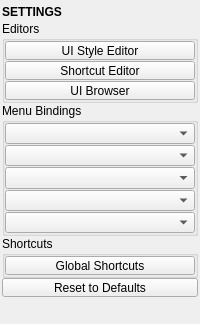
Before: the Qt Designer form tentacle/ui/settings.ui in m3trik/tentacle, drawn with Qt 5.
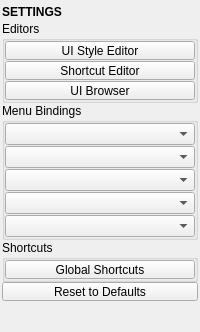
After: the same form once the commit is applied. Custom widgets are drawn as their Qt base class.

What changed in the file:
```diff
--- a/tentacle/ui/settings.ui
+++ b/tentacle/ui/settings.ui
@@ -164,6 +164,12 @@
       </item>
       <item>
        <widget class="QGroupBox" name="bindings_group">
+        <property name="sizePolicy">
+         <sizepolicy hsizetype="Preferred" vsizetype="Fixed">
+          <horstretch>0</horstretch>
+          <verstretch>0</verstretch>
+         </sizepolicy>
+        </property>
         <property name="title">
          <string>Menu Bindings</string>
         </property>
@@ -253,6 +259,12 @@
       </item>
       <item>
        <widget class="QGroupBox" name="bindings_group_2">
+        <property name="sizePolicy">
+         <sizepolicy hsizetype="Preferred" vsizetype="Fixed">
+          <horstretch>0</horstretch>
+          <verstretch>0</verstretch>
+         </sizepolicy>
+        </property>
         <property name="title">
          <string>Shortcuts</string>
         </property>
@@ -324,6 +336,9 @@
         <property name="orientation">
          <enum>Qt::Vertical</enum>
         </property>
+        <property name="sizeType">
+         <enum>QSizePolicy::Fixed</enum>
+        </property>
         <property name="sizeHint" stdset="0">
          <size>
           <width>0</width>
```
Left out of the diff: 6 changed lines with no effect on the pictures.
